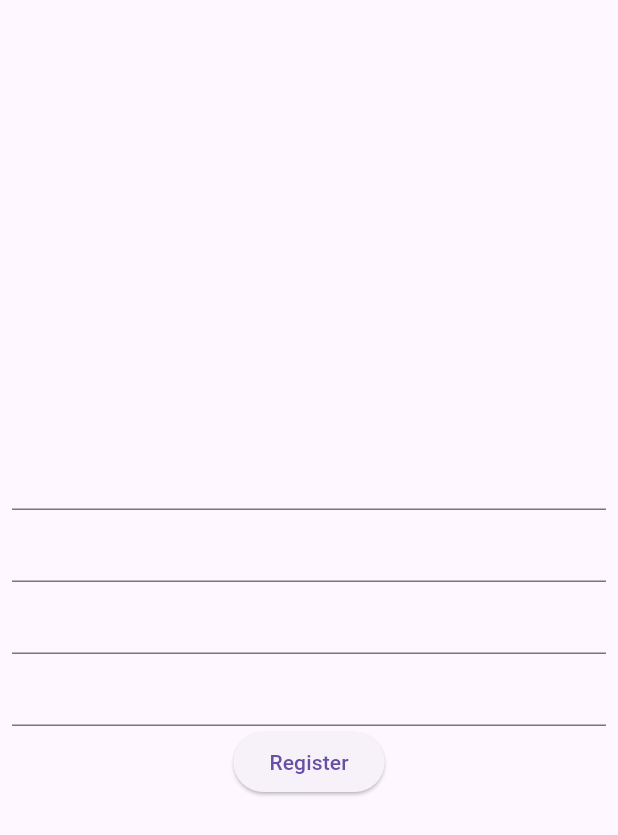
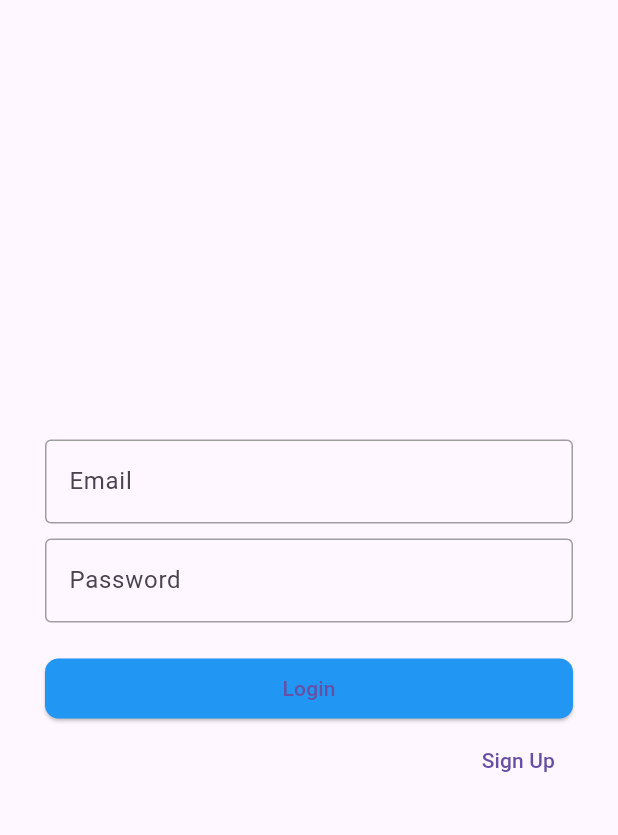
Before and after one commit to VigneshJagannadhan/CineVibe-Mobile-App, a Flutter app: the screen it shows after launch, on a phone screen of 412 x 824 dp. Shown: the top 835 px of the screen. Run offline on Flutter 3.47's test engine with Material 3 defaults, Android fonts, the light colour scheme and no system bars; our stand-ins replace dio, get_it, shared_preferences.

Commit message:
API Bug fixed. Auth section Api completed

```diff
--- a/lib/features/auth/views/auth_view.dart
+++ b/lib/features/auth/views/auth_view.dart
@@ -1,7 +1,11 @@
+import 'dart:developer';
+
 import 'package:cine_vibe/features/auth/viewmodels/auth.viewmodel.dart';
 import 'package:cine_vibe/utils/validators.dart';
 import 'package:flutter/material.dart';
 import 'package:provider/provider.dart';
+
+import '../../common/widgets/custom_form_field_1.dart';
 
 class AuthView extends StatefulWidget {
   const AuthView({super.key});
@@ -19,47 +23,78 @@ class _AuthViewState extends State<AuthView> {
   @override
   Widget build(BuildContext context) {
     return Scaffold(
-      body: Form(
+      body: Consumer<AuthViewmodel>(builder: (context, authViewModel, child) {
+        return Form(
           key: _formKey,
           child: Padding(
-          padding: const EdgeInsets.all(8.0),
+            padding: const EdgeInsets.symmetric(horizontal: 30.0),
             child: Column(
               mainAxisAlignment: MainAxisAlignment.center,
               children: [
-              TextFormField(
-                controller: nameController,
+                if (!authViewModel.isLogin)
+                  Column(
+                    children: [
+                      CustomTextFormField1(
+                        nameController: nameController,
+                        label: "Name",
                         validator: validateName,
                       ),
-              TextFormField(
-                controller: usernameController,
+                      const SizedBox(height: 10),
+                      CustomTextFormField1(
+                        nameController: usernameController,
+                        label: "Username",
                         validator: validateName,
                       ),
-              TextFormField(
-                controller: emailController,
+                      const SizedBox(height: 10),
+                    ],
+                  ),
+                CustomTextFormField1(
+                  nameController: emailController,
+                  label: "Email",
                   validator: validateEmail,
                 ),
-              TextFormField(
-                controller: passwordController,
+                const SizedBox(height: 10),
+                CustomTextFormField1(
+                  nameController: passwordController,
+                  label: "Password",
                   validator: validatePasswordRegistration,
                 ),
-              ElevatedButton(
-                onPressed: () {
-                  AuthViewmodel authViewmodel =
-                      Provider.of<AuthViewmodel>(context, listen: false);
+                const SizedBox(height: 20),
+                SizedBox(
+                  width: MediaQuery.of(context).size.width,
+                  child: ElevatedButton(
+                    style: ElevatedButton.styleFrom(
+                      shape: RoundedRectangleBorder(
+                          borderRadius: BorderRadius.circular(9)),
+                      backgroundColor: Colors.blue,
+                    ),
+                    onPressed: () async {
                       if (_formKey.currentState!.validate()) {
-                    authViewmodel.name = nameController.text;
-                    authViewmodel.username = usernameController.text;
-                    authViewmodel.email = emailController.text;
-                    authViewmodel.password = passwordController.text;
-                    authViewmodel.registerUser(context);
+                        authViewModel.name = nameController.text;
+                        authViewModel.username = usernameController.text;
+                        authViewModel.email = emailController.text;
+                        authViewModel.password = passwordController.text;
+                        await authViewModel.authenticateUser(context);
                       }
                     },
-                child: const Text("Register"),
-              )
+                    child: Text(authViewModel.isLogin ? "Login" : "Register"),
+                  ),
+                ),
+                Align(
+                    alignment: Alignment.centerRight,
+                    child: TextButton(
+                      child:
+                          Text(authViewModel.isLogin ? "Sign Up" : "Sign In"),
+                      onPressed: () {
+                        authViewModel.isLogin = !authViewModel.isLogin;
+                        log(authViewModel.isLogin.toString());
+                      },
+                    ))
               ],
             ),
           ),
-      ),
+        );
+      }),
     );
   }
 }
--- /dev/null
+++ b/lib/features/common/widgets/custom_form_field_1.dart
@@ -0,0 +1,24 @@
+import 'package:flutter/material.dart';
+import '../../../utils/themes.dart';
+
+class CustomTextFormField1 extends StatelessWidget {
+  const CustomTextFormField1({
+    super.key,
+    required this.nameController,
+    required this.label,
+    this.validator,
+  });
+
+  final TextEditingController nameController;
+  final String label;
+  final FormFieldValidator<String>? validator;
+
+  @override
+  Widget build(BuildContext context) {
+    return TextFormField(
+      decoration: getTextformfieldDecoration(label: label),
+      controller: nameController,
+      validator: validator,
+    );
+  }
+}
--- /dev/null
+++ b/lib/utils/themes.dart
@@ -0,0 +1,19 @@
+import 'package:flutter/material.dart';
+
+InputDecoration getTextformfieldDecoration({required String label}) {
+  return InputDecoration(
+    label: Text(label),
+    enabledBorder: const OutlineInputBorder(
+      borderSide: BorderSide(color: Colors.grey),
+    ),
+    focusedBorder: const OutlineInputBorder(
+      borderSide: BorderSide(color: Colors.blue),
+    ),
+    focusedErrorBorder: const OutlineInputBorder(
+      borderSide: BorderSide(color: Colors.red),
+    ),
+    errorBorder: const OutlineInputBorder(
+      borderSide: BorderSide(color: Colors.red),
+    ),
+  );
+}
--- a/lib/utils/urls.dart
+++ b/lib/utils/urls.dart
@@ -1,4 +1,4 @@
-const String baseUrl = "http://localhost:5001/";
+const String baseUrl = "http://localhost:3000/";
 const String authRegister = "auth/register";
 const String authLogin = "auth/login";
 const String authGetProfile = "auth/get-profile";
--- a/pubspec.yaml
+++ b/pubspec.yaml
@@ -39,7 +39,6 @@ dependencies:
   get_it: ^7.7.0
   shared_preferences: ^2.3.1
   provider: ^6.1.2
-  http: ^1.2.2
 
 dev_dependencies:
   flutter_test:
```
Also changed, not shown: lib/features/auth/repositories/auth_repo.dart (+19 -9 lines), lib/features/auth/viewmodels/auth.viewmodel.dart (+30 -12 lines), lib/features/common/widgets/generla_snackbar.dart (added, +18 -0 lines), lib/features/profile/repositories/profile_repo.dart (+5 -3 lines), lib/helpers/web_service_helper.dart (deleted, +0 -60 lines), lib/helpers/web_services_helper.dart (added, +26 -0 lines), lib/services/base_client.dart (added, +83 -0 lines), lib/services/common_helpers.dart (added, +84 -0 lines), pubspec.lock, 1 other file. Lines whose indentation alone changed are shown as unchanged.
